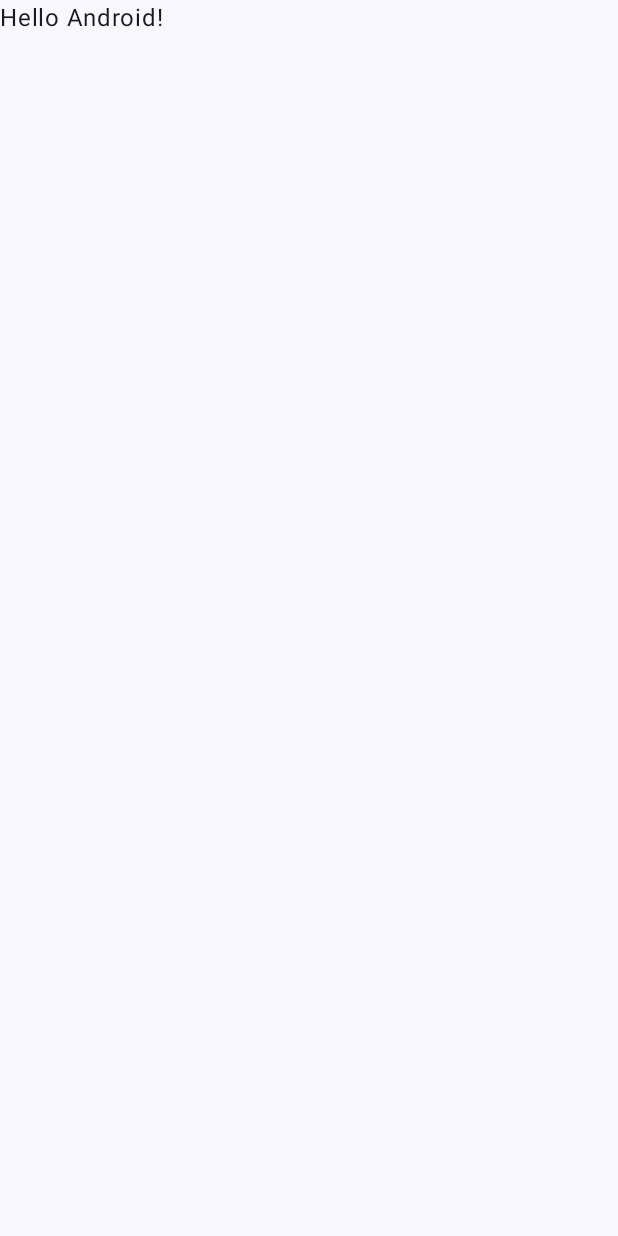
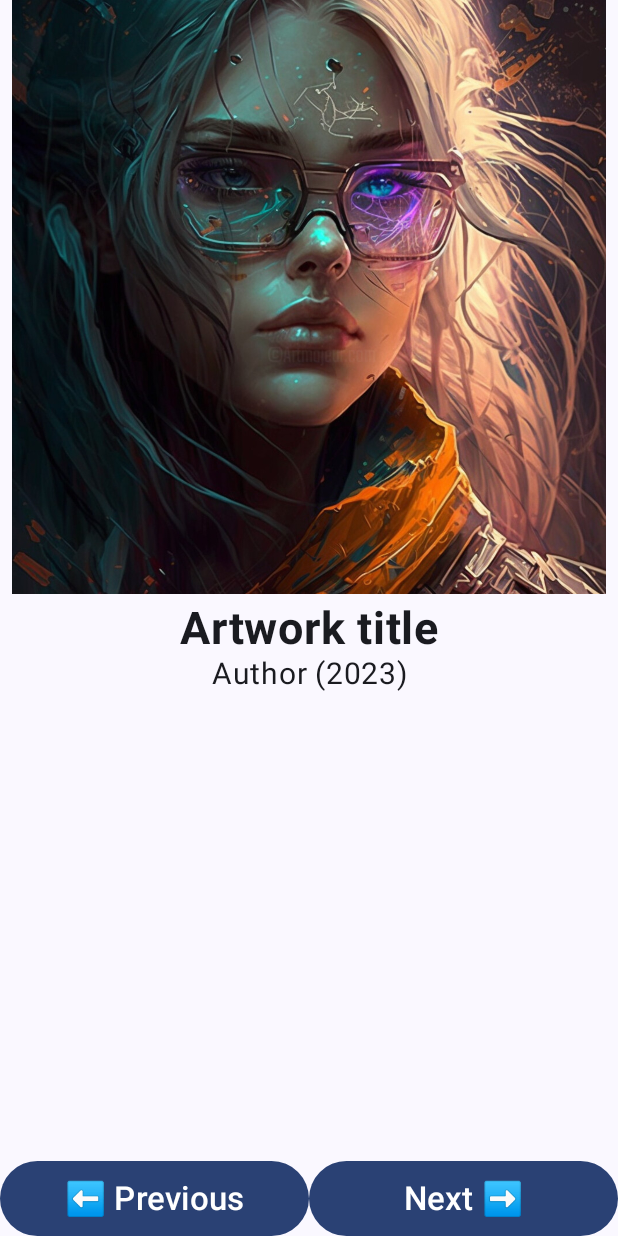
Before and after one commit to ObeyMeee/art-space, an Android app built with Jetpack Compose: the screen it shows after launch (MainActivity), on a phone screen of 412 x 824 dp. Before the commit the screen is almost empty. Run offline under Robolectric (Android 15) with nearby library versions, the phone set to English and light mode, and no system bars.

Commit message:
add basic layout and colors

```diff
--- a/app/src/main/java/ua/com/andromeda/artspace/MainActivity.kt
+++ b/app/src/main/java/ua/com/andromeda/artspace/MainActivity.kt
@@ -3,13 +3,29 @@ package ua.com.andromeda.artspace
 import android.os.Bundle
 import androidx.activity.ComponentActivity
 import androidx.activity.compose.setContent
+import androidx.compose.foundation.Image
+import androidx.compose.foundation.layout.Arrangement
+import androidx.compose.foundation.layout.Column
+import androidx.compose.foundation.layout.Row
 import androidx.compose.foundation.layout.fillMaxSize
+import androidx.compose.foundation.layout.fillMaxWidth
+import androidx.compose.foundation.layout.height
+import androidx.compose.foundation.layout.padding
+import androidx.compose.foundation.layout.wrapContentSize
+import androidx.compose.foundation.layout.wrapContentWidth
+import androidx.compose.material3.Button
 import androidx.compose.material3.MaterialTheme
 import androidx.compose.material3.Surface
 import androidx.compose.material3.Text
 import androidx.compose.runtime.Composable
+import androidx.compose.ui.Alignment
 import androidx.compose.ui.Modifier
+import androidx.compose.ui.res.painterResource
+import androidx.compose.ui.text.font.FontWeight
+import androidx.compose.ui.text.style.TextAlign
 import androidx.compose.ui.tooling.preview.Preview
+import androidx.compose.ui.unit.dp
+import androidx.compose.ui.unit.sp
 import ua.com.andromeda.artspace.ui.theme.ArtSpaceTheme
 
 class MainActivity : ComponentActivity() {
@@ -22,7 +38,7 @@ class MainActivity : ComponentActivity() {
                     modifier = Modifier.fillMaxSize(),
                     color = MaterialTheme.colorScheme.background
                 ) {
-                    Greeting("Android")
+                    ArtWorkLayout()
                 }
             }
         }
@@ -30,17 +46,67 @@ class MainActivity : ComponentActivity() {
 }
 
 @Composable
-fun Greeting(name: String, modifier: Modifier = Modifier) {
-    Text(
-        text = "Hello $name!",
-        modifier = modifier
-    )
+fun ArtWorkLayout() {
+    Column(verticalArrangement = Arrangement.spacedBy(5.dp)) {
+        ArtWorkImage(modifier = Modifier.padding(horizontal = 8.dp))
+        Column(modifier = Modifier.fillMaxWidth()) {
+            Text(
+                text = "Artwork title",
+                fontWeight = FontWeight.Bold,
+                fontSize = 30.sp,
+                textAlign = TextAlign.Center,
+                modifier = Modifier
+                    .fillMaxWidth()
+                    .wrapContentSize(Alignment.Center)
+            )
+            Text(
+                text = "Author (2023)",
+                fontSize = 20.sp,
+                textAlign = TextAlign.Center,
+                modifier = Modifier
+                    .fillMaxWidth()
+                    .wrapContentSize(Alignment.Center)
+            )
+            Row(
+                verticalAlignment = Alignment.Bottom,
+                modifier = Modifier
+                    .fillMaxSize()
+                    .wrapContentWidth()
+            ) {
+                Button(
+                    onClick = { /*TODO*/ },
+                    modifier = Modifier
+                        .fillMaxWidth(.5f)
+                        .height(50.dp)
+                ) {
+                    Text(text = "⬅️ Previous", fontSize = 22.sp)
+                }
+                Button(
+                    onClick = { /*TODO*/ },
+                    modifier = Modifier
+                        .fillMaxWidth()
+                        .height(50.dp)
+                ) {
+                    Text(text = "Next ➡️", fontSize = 22.sp)
+                }
+            }
+        }
+    }
 }
 
 @Preview(showBackground = true)
 @Composable
 fun GreetingPreview() {
     ArtSpaceTheme {
-        Greeting("Android")
+        ArtWorkLayout()
     }
 }
+
+@Composable
+fun ArtWorkImage(modifier: Modifier = Modifier) {
+    Image(
+        painter = painterResource(R.drawable.art_photo_1),
+        contentDescription = "Some description",
+        modifier = modifier
+    )
+}
--- a/app/src/main/res/values/colors.xml
+++ b/app/src/main/res/values/colors.xml
@@ -5,6 +5,9 @@
     <color name="purple_700">#FF3700B3</color>
     <color name="teal_200">#FF03DAC5</color>
     <color name="teal_700">#FF018786</color>
+    <color name="grey_300">#D3D3D3</color>
+    <color name="grey_700">#333333</color>
+    <color name="grey_800">#222222</color>
     <color name="black">#FF000000</color>
     <color name="white">#FFFFFFFF</color>
 </resources>
```
